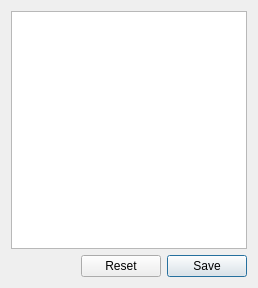
Qt form GUI/csvEditor.ui (ArashMassoudieh/GIFMod) before a commit.
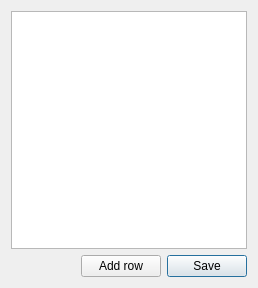
The same form after that commit.

Commit message: csv editor, header added, add row button added

What changed in the file:
```diff
--- a/GUI/csvEditor.ui
+++ b/GUI/csvEditor.ui
@@ -68,6 +68,13 @@
        </property>
       </spacer>
      </item>
+     <item>
+      <widget class="QPushButton" name="pushButton">
+       <property name="text">
+        <string>Add row</string>
+       </property>
+      </widget>
+     </item>
      <item>
       <widget class="QDialogButtonBox" name="buttonBox">
        <property name="enabled">
@@ -80,7 +87,7 @@
         <enum>Qt::Horizontal</enum>
        </property>
        <property name="standardButtons">
-        <set>QDialogButtonBox::Reset|QDialogButtonBox::Save</set>
+        <set>QDialogButtonBox::Save</set>
        </property>
        <property name="centerButtons">
         <bool>false</bool>
```
The commit also changes 11 other files.
